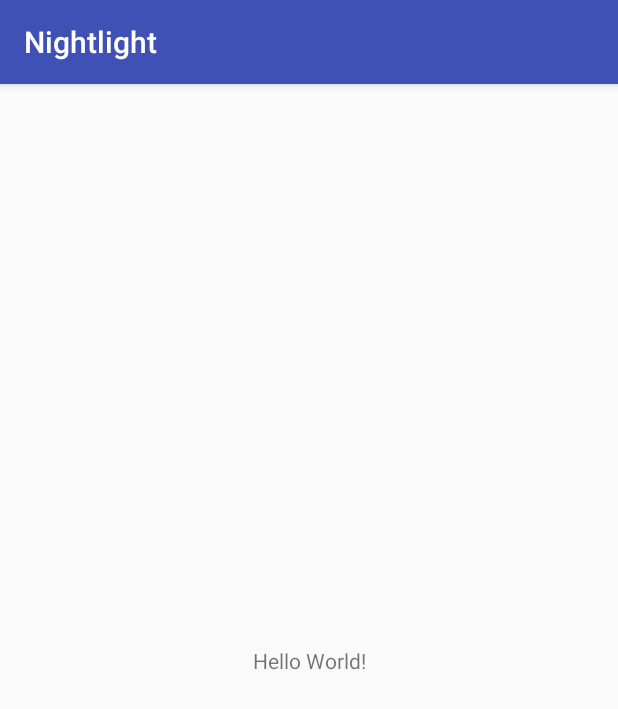
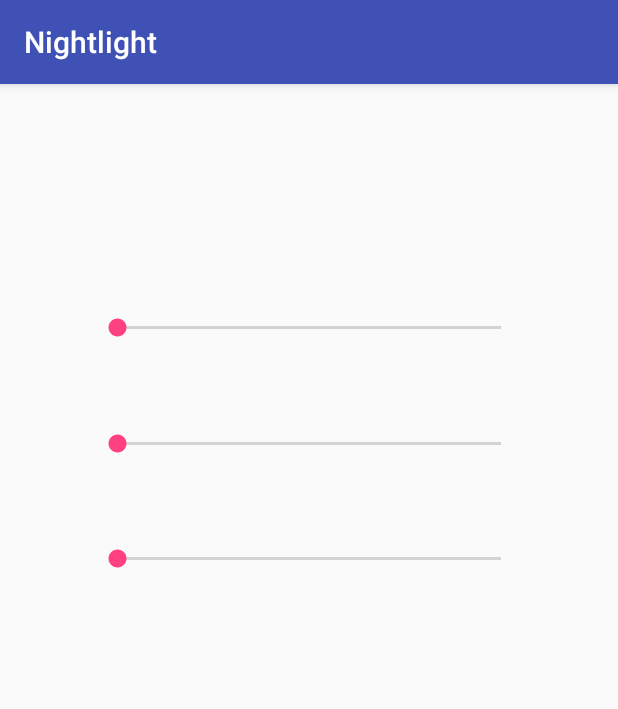
Before and after one commit to jinsuh/nightlight, an Android app: the screen it shows after launch (MainActivity), on a phone screen of 412 x 824 dp. Shown: the top 709 px of the screen. Run offline under Robolectric (Android 15) with nearby library versions, the phone set to English and light mode, and no system bars.

Commit message:
Added seekbars to UI.

```diff
--- a/android/app/src/main/res/layout/activity_main.xml
+++ b/android/app/src/main/res/layout/activity_main.xml
@@ -6,13 +6,65 @@
     android:layout_height="match_parent"
     tools:context="com.suhongjin.nightlight.MainActivity">
 
-    <TextView
+    <!--HORIZONTAL GUIDELINES-->
+    <android.support.constraint.Guideline
+        android:id="@+id/red_guideline"
         android:layout_width="wrap_content"
         android:layout_height="wrap_content"
-        android:text="Hello World!"
-        app:layout_constraintBottom_toBottomOf="parent"
-        app:layout_constraintLeft_toLeftOf="parent"
-        app:layout_constraintRight_toRightOf="parent"
-        app:layout_constraintTop_toTopOf="parent" />
+        android:orientation="horizontal"
+        app:layout_constraintGuide_percent="0.2"/>
+
+    <android.support.constraint.Guideline
+        android:id="@+id/green_guideline"
+        android:layout_width="wrap_content"
+        android:layout_height="wrap_content"
+        android:orientation="horizontal"
+        app:layout_constraintGuide_percent="0.3"/>
+
+    <android.support.constraint.Guideline
+        android:id="@+id/blue_guideline"
+        android:layout_width="wrap_content"
+        android:layout_height="wrap_content"
+        android:orientation="horizontal"
+        app:layout_constraintGuide_percent="0.4"/>
+
+    <!--VERTICAL GUIDELINES-->
+    <android.support.constraint.Guideline
+        android:id="@+id/seekbar_left"
+        android:layout_width="wrap_content"
+        android:layout_height="wrap_content"
+        android:orientation="vertical"
+        app:layout_constraintGuide_percent=".15"/>
+
+    <android.support.constraint.Guideline
+        android:id="@+id/seekbar_right"
+        android:layout_width="wrap_content"
+        android:layout_height="wrap_content"
+        android:orientation="vertical"
+        app:layout_constraintGuide_percent=".85"/>
+
+    <SeekBar
+        android:id="@+id/red_seekbar"
+        android:layout_width="0dp"
+        android:layout_height="wrap_content"
+        app:layout_constraintTop_toBottomOf="@id/red_guideline"
+        app:layout_constraintStart_toStartOf="@id/seekbar_left"
+        app:layout_constraintEnd_toEndOf="@id/seekbar_right"/>
+
+    <SeekBar
+        android:id="@+id/green_seekbar"
+        android:layout_width="0dp"
+        android:layout_height="wrap_content"
+        app:layout_constraintTop_toBottomOf="@id/green_guideline"
+        app:layout_constraintStart_toStartOf="@id/seekbar_left"
+        app:layout_constraintEnd_toEndOf="@id/seekbar_right"/>
+
+    <SeekBar
+        android:id="@+id/blue_seekbar"
+        android:layout_width="0dp"
+        android:layout_height="wrap_content"
+        app:layout_constraintTop_toBottomOf="@id/blue_guideline"
+        app:layout_constraintStart_toStartOf="@id/seekbar_left"
+        app:layout_constraintEnd_toEndOf="@id/seekbar_right"/>
 
 </android.support.constraint.ConstraintLayout>
```
Also changed, not shown: 3 other files.
